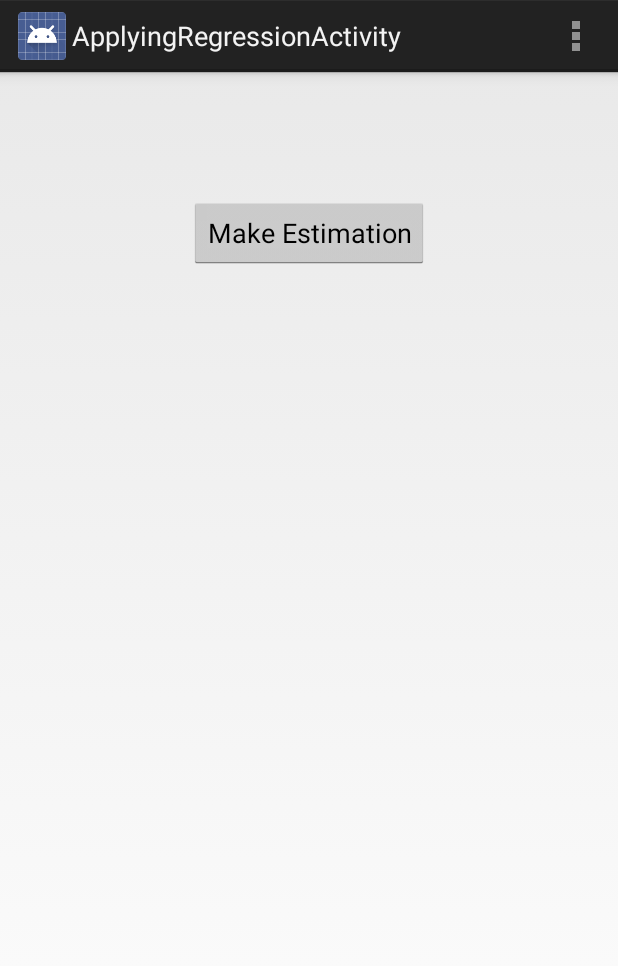
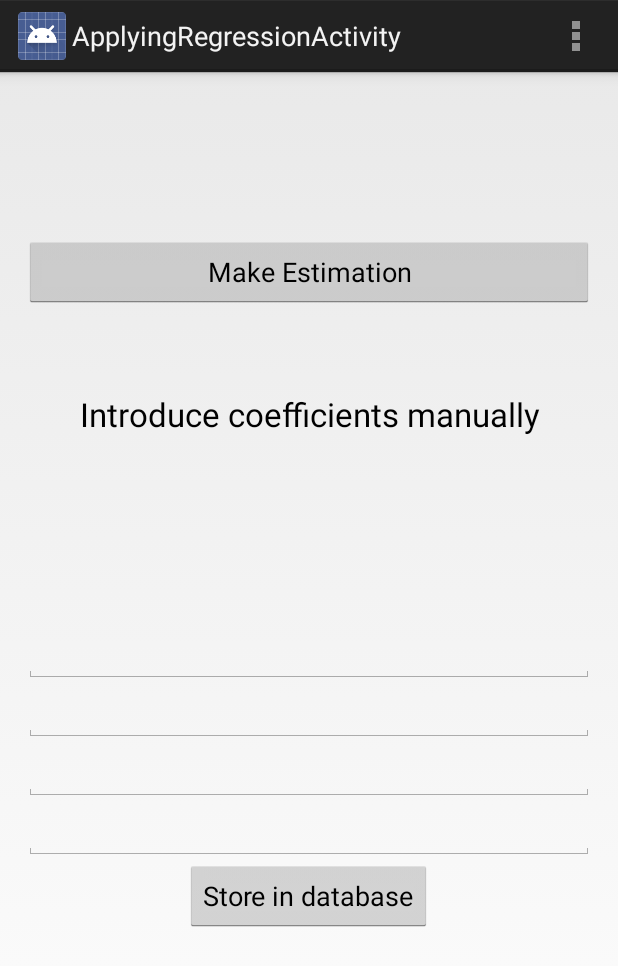
Before and after one commit to raserma/indoor-tracker, an Android app: the ApplyingRegressionActivity screen opened directly, with no data from a screen before it, on a phone screen of 412 x 824 dp. Shown: the top 966 px of the screen. Run offline under Robolectric (Android 15) with nearby library versions, the phone set to English and light mode, and no system bars; libraries missing offline, so code that uses them is left out: org.apache.commons.

Commit message:
option introduce coeff manually working

```diff
--- a/app/src/main/java/com/example/android/lsindoortracker/ApplyingRegressionActivity.java
+++ b/app/src/main/java/com/example/android/lsindoortracker/ApplyingRegressionActivity.java
@@ -17,6 +17,9 @@ public class ApplyingRegressionActivity extends Activity {
     private int mIdBssidApSelected;
     private double [] mRssValuesDB;
     private double [] mDistanceValuesDB;
+
+    private double [] mInputCoefficients;
+    private EditText m_aCoeff, m_bCoeff, m_cCoeff, m_dCoeff;
     IndoorTrackerDatabaseHandler measdbh;
     public int getmIdBssidApSelected() {
         return mIdBssidApSelected;
@@ -56,6 +59,26 @@ public class ApplyingRegressionActivity extends Activity {
     private void initiateAndroid() {
         // Creation of MAC/BSSID database
         measdbh = new IndoorTrackerDatabaseHandler(this);
+
+        mInputCoefficients = new double[4];
+
+        // Creation of Edit Texts
+        m_aCoeff   = (EditText)findViewById(R.id.text_edit_aCoeff);
+        m_aCoeff.setInputType(InputType.TYPE_CLASS_NUMBER | InputType.TYPE_NUMBER_FLAG_DECIMAL |
+                InputType.TYPE_NUMBER_FLAG_SIGNED);
+
+        m_bCoeff   = (EditText)findViewById(R.id.text_edit_bCoeff);
+        m_bCoeff.setInputType(InputType.TYPE_CLASS_NUMBER | InputType.TYPE_NUMBER_FLAG_DECIMAL |
+                InputType.TYPE_NUMBER_FLAG_SIGNED);
+
+        m_cCoeff   = (EditText)findViewById(R.id.text_edit_cCoeff);
+        m_cCoeff.setInputType(InputType.TYPE_CLASS_NUMBER | InputType.TYPE_NUMBER_FLAG_DECIMAL |
+                InputType.TYPE_NUMBER_FLAG_SIGNED);
+
+        m_dCoeff   = (EditText)findViewById(R.id.text_edit_dCoeff);
+        m_dCoeff.setInputType(InputType.TYPE_CLASS_NUMBER | InputType.TYPE_NUMBER_FLAG_DECIMAL |
+                InputType.TYPE_NUMBER_FLAG_SIGNED);
+
         // Dialog for introducing desired AP MAC address
         dialogBssid();
     }
@@ -91,7 +114,7 @@ public class ApplyingRegressionActivity extends Activity {
         // We get set of data from database
         mRssValuesDB = measdbh.getRSSValuesDB (getmIdBssidApSelected());
         mDistanceValuesDB = measdbh.getDistanceValuesDB(getmIdBssidApSelected());
-        /** Curve fitting using 4th order polynomial regression **/
+        /* Curve fitting using 4th order polynomial regression */
         // Creation of input data: y[] and X[][] - NOTE: I should consider using an external matrix
         // library
         int k = 4; // Polynomial degree is k - 1 = 3th degree
@@ -128,5 +151,15 @@ public class ApplyingRegressionActivity extends Activity {
         measdbh.addCoefficientsDB(mIdBssidApSelected, coefficients);
     }
 
+    public void inputCoeffManually (View view){
+        mInputCoefficients[0] = Double.parseDouble(m_aCoeff.getText().toString());
+        mInputCoefficients[1] = Double.parseDouble(m_bCoeff.getText().toString());
+        mInputCoefficients[2] = Double.parseDouble(m_cCoeff.getText().toString());
+        mInputCoefficients[3] = Double.parseDouble(m_dCoeff.getText().toString());
+
+        /* Stores input coefficients in database */
+        measdbh.addCoefficientsDB(mIdBssidApSelected, mInputCoefficients);
+    }
+
 
 }
--- a/app/src/main/res/layout/activity_applying_regression.xml
+++ b/app/src/main/res/layout/activity_applying_regression.xml
@@ -12,8 +12,67 @@
         android:layout_height="wrap_content"
         android:text="@string/button_make_estimation"
         android:id="@+id/button_estimation"
-        android:layout_marginTop="67dp"
+        android:onClick="startPolynomialRegression"
+        android:layout_marginTop="93dp"
         android:layout_alignParentTop="true"
-        android:layout_centerHorizontal="true"
-        android:onClick="startPolynomialRegression"/>
+        android:layout_alignParentLeft="true"
+        android:layout_alignParentStart="true"
+        android:layout_alignParentRight="true"
+        android:layout_alignParentEnd="true"/>
+
+    <TextView
+        android:layout_width="wrap_content"
+        android:layout_height="wrap_content"
+        android:textAppearance="?android:attr/textAppearanceLarge"
+        android:text="Introduce coefficients manually"
+        android:id="@+id/textView"
+        android:gravity="center"
+        android:layout_below="@+id/button_estimation"
+        android:layout_alignParentRight="true"
+        android:layout_alignParentEnd="true"
+        android:layout_marginTop="56dp"
+        android:layout_alignParentLeft="true"
+        android:layout_alignParentStart="true"/>
+
+    <EditText
+        android:layout_width="fill_parent"
+        android:layout_height="wrap_content"
+        android:id="@+id/text_edit_aCoeff"
+        android:layout_centerVertical="true"
+        android:layout_alignParentLeft="true"
+        android:layout_alignParentStart="true"/>
+
+    <EditText
+        android:layout_width="fill_parent"
+        android:layout_height="wrap_content"
+        android:id="@+id/text_edit_bCoeff"
+        android:layout_below="@+id/text_edit_aCoeff"
+        android:layout_alignParentRight="true"
+        android:layout_alignParentEnd="true"/>
+
+    <EditText
+        android:layout_width="fill_parent"
+        android:layout_height="wrap_content"
+        android:id="@+id/text_edit_cCoeff"
+        android:layout_below="@+id/text_edit_bCoeff"
+        android:layout_alignParentRight="true"
+        android:layout_alignParentEnd="true"/>
+
+    <EditText
+        android:layout_width="fill_parent"
+        android:layout_height="wrap_content"
+        android:id="@+id/text_edit_dCoeff"
+        android:layout_below="@+id/text_edit_cCoeff"
+        android:layout_alignParentRight="true"
+        android:layout_alignParentEnd="true"/>
+
+    <Button
+        android:layout_width="wrap_content"
+        android:layout_height="wrap_content"
+        android:text="Store in database"
+        android:id="@+id/button_store_manually_coeff"
+        android:onClick="inputCoeffManually"
+        android:layout_below="@+id/text_edit_dCoeff"
+        android:layout_centerHorizontal="true"/>
+
 </RelativeLayout>
--- a/app/src/main/res/values/strings.xml
+++ b/app/src/main/res/values/strings.xml
@@ -12,6 +12,7 @@
     <string name="button_measurements">Measurements</string>
     <string name="button_estimation">Estimation</string>
     <string name="button_make_estimation">Make Estimation</string>
+    <string name="button_input_coeff">Introduce coefficients manually</string>
     <string name="title_activity_measurements">Measurements</string>
     <string name="text_dbms">dBms</string>
     <string name="text_iterations">iterations</string>
@@ -20,6 +21,7 @@
     <string name="button_next">Next</string>
     <string name="button_stop">Stop</string>
     <string name="dialog_bssid">Selected AP MAC identification</string>
+    <string name="dialog_coefficients">Introduce coefficients</string>
     <string name="title_activity_measuring_data">MeasuringDataActivity</string>
     <string name="title_activity_path_loss_estimation">PathLossEstimationActivity</string>
     <string name="title_activity_applying_regression">ApplyingRegressionActivity</string>
```
